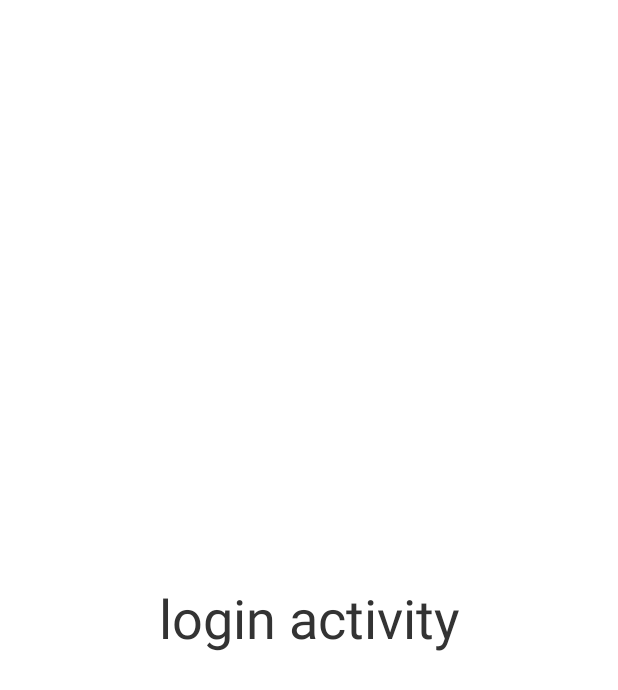
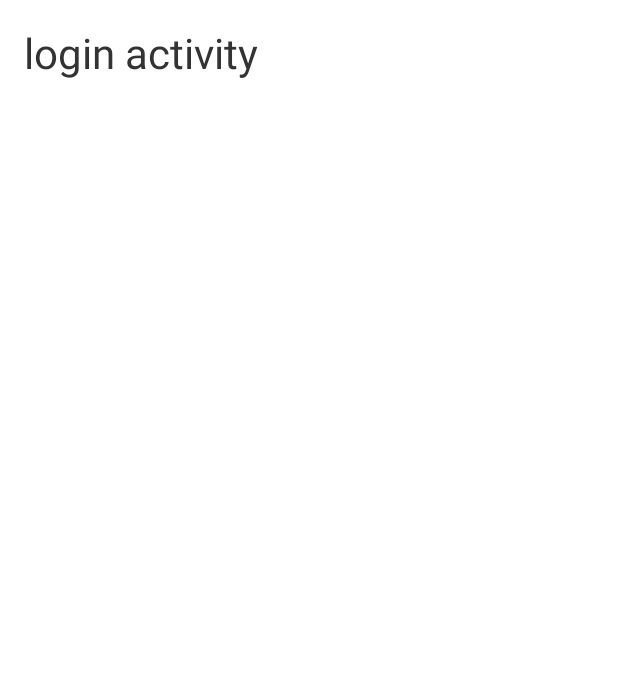
Before and after one commit to Victor2018/NRouter, an Android app: the layout activity_login.xml on its own in the app's theme, with its tools: preview values and no code run, on a phone screen of 412 x 824 dp. Shown: the top 690 px of the screen. Run offline under Robolectric (Android 15) with nearby library versions, the phone set to English and light mode, and no system bars.

```diff
--- a/app/src/main/java/com/victor/neuro/router/MainActivity.kt
+++ b/app/src/main/java/com/victor/neuro/router/MainActivity.kt
@@ -28,7 +28,7 @@ class MainActivity : AppCompatActivity(),View.OnClickListener {
     override fun onClick(v: View?) {
         when (v?.id) {
             R.id.mBtnLogin -> {
-                val routeUrl = "cherry://com.cherry.router/login_act"
+                val routeUrl = "cherry://com.cherry.router/login_act?data={\"user_name\":\"victor\",\"password\": \"423099\"}"
                 NeuroRouter.instance.navigation(routeUrl, this)
             }
             R.id.mBtnHome -> {
--- a/module_login/build.gradle
+++ b/module_login/build.gradle
@@ -1,6 +1,7 @@
 plugins {
     id 'com.android.library'
     id 'org.jetbrains.kotlin.android'
+    id 'kotlin-android-extensions'
 }
 
 android {
--- a/module_login/src/main/res/layout/activity_login.xml
+++ b/module_login/src/main/res/layout/activity_login.xml
@@ -6,14 +6,15 @@
     android:layout_height="match_parent"
     android:orientation="vertical"
     android:padding="16dp"
-    tools:context=".MainActivity">
+    tools:context=".LoginActivity">
 
     <TextView
+        android:id="@+id/mTvQueries"
         android:layout_width="match_parent"
         android:layout_height="match_parent"
-        android:gravity="center"
+        android:gravity="start"
         android:textColor="#333333"
-        android:textSize="36sp"
+        android:textSize="28sp"
         android:text="login activity"/>
 
 </LinearLayout>
--- a/neuro_router_core/src/main/java/com/victor/neuro/router/core/Dendrite.kt
+++ b/neuro_router_core/src/main/java/com/victor/neuro/router/core/Dendrite.kt
@@ -3,6 +3,7 @@ package com.victor.neuro.router.core
 import android.content.Context
 import android.content.Intent
 import android.text.TextUtils
+import com.victor.neuro.router.core.util.Constant
 import java.lang.Exception
 
 /*
@@ -59,6 +60,8 @@ class Dendrite {
                 throw IllegalStateException("You must register route first.")
             }
             var intent = Intent(signal?.context,getNavigation(routePath))
+            val data = signal?.queries?.optString("data")
+            intent.putExtra(Constant.SCHEMA_QUERIES_KEY,data)
             signal?.context?.startActivity(intent)
         } catch (e: Exception) {
             e.printStackTrace()
```
Also changed, not shown: module_login/src/main/java/com/victor/neuro/module/login/LoginActivity.kt (+16 -0 lines), neuro_router_core/src/main/java/com/victor/neuro/router/core/util/Constant.kt (added, +16 -0 lines).
